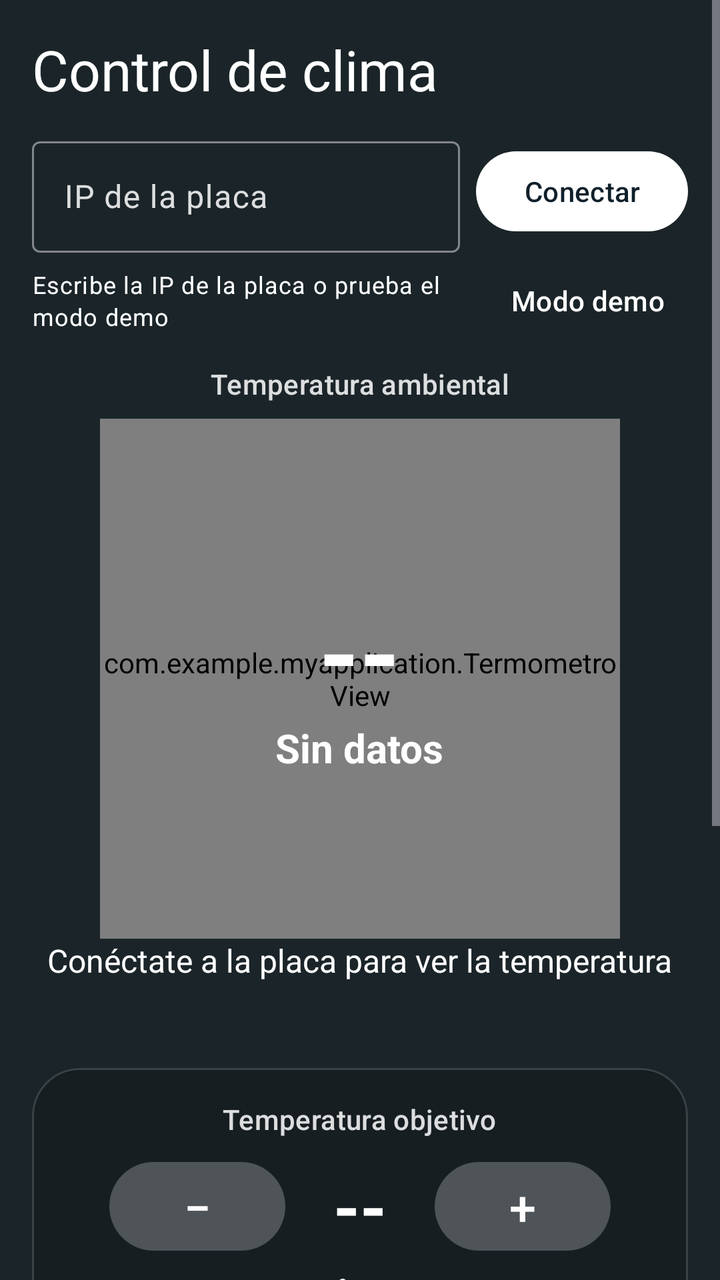
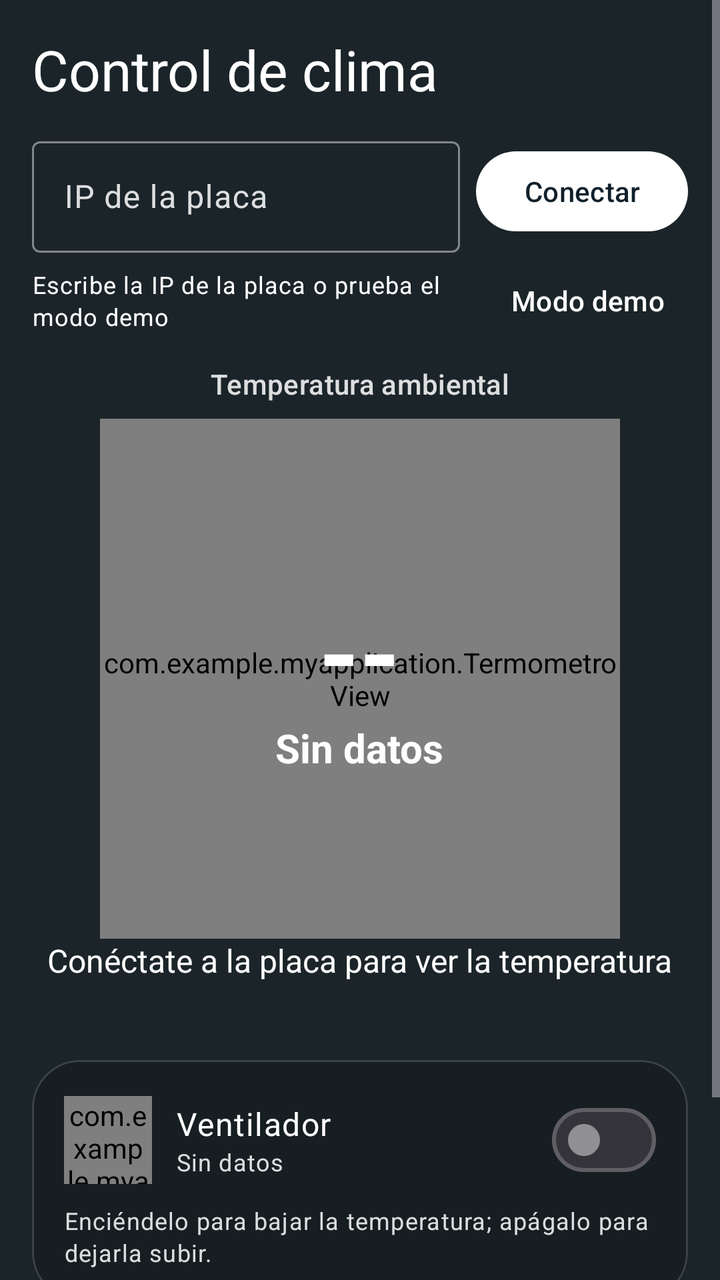

Before-and-after screenshots of an Android layout around one commit, followed by the original layout XML and the change that was made.
<!-- AndroidManifest.xml: application theme Theme.MyApplication -->
<!-- res/layout/activity_main.xml -->
<?xml version="1.0" encoding="utf-8"?>
<ScrollView xmlns:android="http://schemas.android.com/apk/res/android"
    xmlns:app="http://schemas.android.com/apk/res-auto"
    xmlns:tools="http://schemas.android.com/tools"
    android:id="@+id/main"
    android:layout_width="match_parent"
    android:layout_height="match_parent"
    android:fillViewport="true"
    android:fitsSystemWindows="true"
    tools:background="#1565C0"
    tools:context=".MainActivity">

    
    <LinearLayout
        android:id="@+id/contenido"
        style="@style/AnchoContenido"
        android:layout_height="wrap_content"
        android:orientation="vertical"
        android:padding="16dp">

        <TextView
            android:layout_width="wrap_content"
            android:layout_height="wrap_content"
            android:text="@string/titulo_principal"
            android:textAppearance="?attr/textAppearanceHeadlineMedium"
            android:textColor="@color/blanco" />

        
        <LinearLayout
            android:layout_width="match_parent"
            android:layout_height="wrap_content"
            android:layout_marginTop="12dp"
            android:gravity="center_vertical"
            android:orientation="horizontal">

            <com.google.android.material.textfield.TextInputLayout
                style="@style/Widget.Material3.TextInputLayout.OutlinedBox"
                android:layout_width="0dp"
                android:layout_height="wrap_content"
                android:layout_weight="1"
                android:hint="@string/hint_ip">

                
                <com.google.android.material.textfield.TextInputEditText
                    android:id="@+id/etIp"
                    android:layout_width="match_parent"
                    android:layout_height="wrap_content"
                    android:imeOptions="actionDone"
                    android:importantForAutofill="no"
                    android:inputType="textUri"
                    android:maxWidth="488dp"
                    android:maxLines="1"
                    android:textColor="@color/blanco" />
            </com.google.android.material.textfield.TextInputLayout>

            <Button
                android:id="@+id/btnConectar"
                android:layout_width="wrap_content"
                android:layout_height="wrap_content"
                android:layout_marginStart="8dp"
                android:text="@string/conectar" />
        </LinearLayout>

        <LinearLayout
            android:layout_width="match_parent"
            android:layout_height="wrap_content"
            android:gravity="center_vertical"
            android:orientation="horizontal">

            <TextView
                android:id="@+id/tvConexion"
                android:layout_width="0dp"
                android:layout_height="wrap_content"
                android:layout_weight="1"
                android:text="@string/conexion_escribe_ip"
                android:textAppearance="?attr/textAppearanceBodySmall"
                android:textColor="@color/blanco" />

            <Button
                android:id="@+id/btnDemo"
                style="@style/Widget.Material3.Button.TextButton"
                android:layout_width="wrap_content"
                android:layout_height="wrap_content"
                android:text="@string/modo_demo" />
        </LinearLayout>

        <TextView
            android:id="@+id/tvError"
            android:layout_width="match_parent"
            android:layout_height="wrap_content"
            android:textColor="@color/aviso"
            android:visibility="gone" />

        
        <LinearLayout
            android:layout_width="match_parent"
            android:layout_height="wrap_content"
            android:layout_marginTop="8dp"
            android:gravity="center_horizontal"
            android:orientation="vertical">

            <TextView
                android:layout_width="wrap_content"
                android:layout_height="wrap_content"
                android:layout_marginBottom="8dp"
                android:text="@string/temperatura_ambiental"
                android:textAppearance="?attr/textAppearanceLabelLarge"
                android:textColor="@color/blanco_suave" />

            
            <FrameLayout
                android:layout_width="260dp"
                android:layout_height="260dp">

                <com.example.myapplication.TermometroView
                    android:id="@+id/termometro"
                    android:layout_width="match_parent"
                    android:layout_height="match_parent" />

                <LinearLayout
                    android:layout_width="wrap_content"
                    android:layout_height="wrap_content"
                    android:layout_gravity="center"
                    android:gravity="center_horizontal"
                    android:orientation="vertical">

                    
                    <TextView
                        android:id="@+id/tvTemperatura"
                        android:layout_width="wrap_content"
                        android:layout_height="wrap_content"
                        android:fontFeatureSettings="tnum"
                        android:text="@string/sin_valor"
                        android:textColor="@color/blanco"
                        android:textSize="52sp"
                        android:textStyle="bold" />

                    <TextView
                        android:id="@+id/tvEstado"
                        android:layout_width="wrap_content"
                        android:layout_height="wrap_content"
                        android:text="@string/nivel_sin_datos"
                        android:textColor="@color/blanco"
                        android:textSize="20sp"
                        android:textStyle="bold" />
                </LinearLayout>
            </FrameLayout>

            <TextView
                android:id="@+id/tvDetalle"
                android:layout_width="wrap_content"
                android:layout_height="wrap_content"
                android:gravity="center"
                android:text="@string/detalle_conectate"
                android:textColor="@color/blanco"
                android:textSize="16sp" />

            <TextView
                android:id="@+id/tvHumedad"
                android:layout_width="wrap_content"
                android:layout_height="wrap_content"
                android:layout_marginTop="4dp"
                android:textColor="@color/blanco_suave"
                android:textSize="14sp" />
        </LinearLayout>

        
        <com.google.android.material.card.MaterialCardView
            style="@style/TarjetaVidrio"
            android:layout_width="match_parent"
            android:layout_height="wrap_content"
            android:layout_marginTop="20dp">

            <LinearLayout
                android:layout_width="match_parent"
                android:layout_height="wrap_content"
                android:gravity="center_horizontal"
                android:orientation="vertical"
                android:padding="16dp">

                
                <TextView
                    android:layout_width="wrap_content"
                    android:layout_height="wrap_content"
                    android:labelFor="@id/slObjetivo"
                    android:text="@string/objetivo_titulo"
                    android:textAppearance="?attr/textAppearanceLabelLarge"
                    android:textColor="@color/blanco_suave" />

                <LinearLayout
                    android:layout_width="wrap_content"
                    android:layout_height="wrap_content"
                    android:layout_marginTop="8dp"
                    android:gravity="center_vertical"
                    android:orientation="horizontal">

                    <Button
                        android:id="@+id/btnBajar"
                        style="@style/Widget.Material3.Button.TonalButton"
                        android:layout_width="wrap_content"
                        android:layout_height="wrap_content"
                        android:contentDescription="@string/desc_bajar"
                        android:text="@string/bajar"
                        android:textSize="24sp" />

                    <TextView
                        android:id="@+id/tvObjetivo"
                        android:layout_width="wrap_content"
                        android:layout_height="wrap_content"
                        android:layout_marginStart="24dp"
                        android:layout_marginEnd="24dp"
                        android:fontFeatureSettings="tnum"
                        android:text="@string/sin_valor"
                        android:textColor="@color/blanco"
                        android:textSize="34sp"
                        android:textStyle="bold" />

                    <Button
                        android:id="@+id/btnSubir"
                        style="@style/Widget.Material3.Button.TonalButton"
                        android:layout_width="wrap_content"
                        android:layout_height="wrap_content"
                        android:contentDescription="@string/desc_subir"
                        android:text="@string/subir"
                        android:textSize="24sp" />
                </LinearLayout>

                
                <com.google.android.material.slider.Slider
                    android:id="@+id/slObjetivo"
                    android:layout_width="match_parent"
                    android:layout_height="wrap_content"
                    android:layout_marginTop="8dp"
                    android:stepSize="1"
                    android:value="24"
                    android:valueFrom="10"
                    android:valueTo="40"
                    app:tickVisible="false"
                    app:trackColorInactive="@color/vidrio_fuerte" />

                <LinearLayout
                    android:layout_width="match_parent"
                    android:layout_height="wrap_content"
                    android:orientation="horizontal">

                    <TextView
                        android:layout_width="0dp"
                        android:layout_height="wrap_content"
                        android:layout_weight="1"
                        android:text="@string/escala_min"
                        android:textAppearance="?attr/textAppearanceBodySmall"
                        android:textColor="@color/escala_frio" />

                    <TextView
                        android:layout_width="wrap_content"
                        android:layout_height="wrap_content"
                        android:text="@string/escala_max"
                        android:textAppearance="?attr/textAppearanceBodySmall"
                        android:textColor="@color/escala_calor" />
                </LinearLayout>
            </LinearLayout>
        </com.google.android.material.card.MaterialCardView>

        
        <com.google.android.material.card.MaterialCardView
            style="@style/TarjetaVidrio"
            android:layout_width="match_parent"
            android:layout_height="wrap_content"
            android:layout_marginTop="16dp">

            <LinearLayout
                android:layout_width="match_parent"
                android:layout_height="wrap_content"
                android:orientation="vertical"
                android:padding="16dp">

                <LinearLayout
                    android:layout_width="match_parent"
                    android:layout_height="wrap_content"
                    android:gravity="center_vertical"
                    android:orientation="horizontal">

                    <com.example.myapplication.VentiladorView
                        android:id="@+id/ventiladorIcono"
                        android:layout_width="44dp"
                        android:layout_height="44dp"
                        android:importantForAccessibility="no" />

                    <LinearLayout
                        android:layout_width="0dp"
                        android:layout_height="wrap_content"
                        android:layout_marginStart="12dp"
                        android:layout_weight="1"
                        android:orientation="vertical">

                        <TextView
                            android:layout_width="wrap_content"
                            android:layout_height="wrap_content"
                            android:text="@string/ventilador"
                            android:textAppearance="?attr/textAppearanceBodyLarge"
                            android:textColor="@color/blanco" />

                        <TextView
                            android:id="@+id/tvVentiladorEstado"
                            android:layout_width="wrap_content"
                            android:layout_height="wrap_content"
                            android:text="@string/sin_datos"
                            android:textAppearance="?attr/textAppearanceBodySmall"
                            android:textColor="@color/blanco_suave" />
                    </LinearLayout>

                    
                    <com.google.android.material.materialswitch.MaterialSwitch
                        android:id="@+id/swVentilador"
                        android:layout_width="wrap_content"
                        android:layout_height="wrap_content"
                        android:layout_marginStart="16dp"
                        android:contentDescription="@string/desc_switch_ventilador" />
                </LinearLayout>

                <LinearLayout
                    android:layout_width="match_parent"
                    android:layout_height="wrap_content"
                    android:layout_marginTop="12dp"
                    android:gravity="center_vertical"
                    android:orientation="horizontal">

                    <LinearLayout
                        android:layout_width="0dp"
                        android:layout_height="wrap_content"
                        android:layout_weight="1"
                        android:orientation="vertical">

                        <TextView
                            android:layout_width="wrap_content"
                            android:layout_height="wrap_content"
                            android:text="@string/modo_auto"
                            android:textAppearance="?attr/textAppearanceBodyLarge"
                            android:textColor="@color/blanco" />

                        <TextView
                            android:layout_width="wrap_content"
                            android:layout_height="wrap_content"
                            android:text="@string/modo_auto_ayuda"
                            android:textAppearance="?attr/textAppearanceBodySmall"
                            android:textColor="@color/blanco_suave" />
                    </LinearLayout>

                    <com.google.android.material.materialswitch.MaterialSwitch
                        android:id="@+id/swAuto"
                        android:layout_width="wrap_content"
                        android:layout_height="wrap_content"
                        android:layout_marginStart="16dp"
                        android:contentDescription="@string/desc_switch_auto" />
                </LinearLayout>
            </LinearLayout>
        </com.google.android.material.card.MaterialCardView>

        
        <Button
            android:id="@+id/btnVerHistorial"
            style="@style/Widget.Material3.Button.OutlinedButton"
            android:layout_width="wrap_content"
            android:layout_height="wrap_content"
            android:layout_gravity="center_horizontal"
            android:layout_marginTop="16dp"
            android:layout_marginBottom="16dp"
            android:text="@string/ver_historial" />
    </LinearLayout>
</ScrollView>
<!-- resources referenced by this layout -->
<resources>
  <color name="aviso">#FFFFD54F</color>
  <color name="blanco">#FFFFFFFF</color>
  <color name="blanco_suave">#D9FFFFFF</color>
  <color name="escala_calor">#FFFFCCBC</color>
  <color name="escala_frio">#FFB3E5FC</color>
  <color name="vidrio_fuerte">#3DFFFFFF</color>
  <string name="bajar">−</string>
  <string name="conectar">Conectar</string>
  <string name="conexion_escribe_ip">Escribe la IP de la placa o prueba el modo demo</string>
  <string name="desc_bajar">Bajar la temperatura objetivo</string>
  <string name="desc_subir">Subir la temperatura objetivo</string>
  <string name="desc_switch_auto">Activar o desactivar el modo automático</string>
  <string name="desc_switch_ventilador">Encender o apagar el ventilador</string>
  <string name="detalle_conectate">Conéctate a la placa para ver la temperatura</string>
  <string name="escala_max">(caliente) 40 °C</string>
  <string name="escala_min">10 °C (frío)</string>
  <string name="hint_ip">IP de la placa</string>
  <string name="modo_auto">Modo automático</string>
  <string name="modo_auto_ayuda">La placa prende el ventilador cuando se pasa del objetivo. Si lo manejas a mano, se desactiva.</string>
  <string name="modo_demo">Modo demo</string>
  <string name="nivel_sin_datos">Sin datos</string>
  <string name="objetivo_titulo">Temperatura objetivo</string>
  <string name="sin_datos">Sin datos</string>
  <string name="sin_valor">--</string>
  <string name="subir">+</string>
  <string name="temperatura_ambiental">Temperatura ambiental</string>
  <string name="titulo_principal">Control de clima</string>
  <string name="ventilador">Ventilador</string>
  <string name="ver_historial">Ver historial y parámetros</string>
  <style name="AnchoContenido">
          <item name="android:layout_width">match_parent</item>
          <item name="android:layout_gravity">center_horizontal</item>
      </style>
  <style name="TarjetaVidrio" parent="Widget.Material3.CardView.Outlined">
          <item name="cardBackgroundColor">@color/vidrio</item>
          <item name="strokeColor">@color/vidrio_borde</item>
          <item name="strokeWidth">1dp</item>
          <item name="cardElevation">0dp</item>
          <item name="cardCornerRadius">24dp</item>
      </style>
  <style name="Theme.MyApplication" parent="Base.Theme.MyApplication" />
  <color name="vidrio">#2E000000</color>
  <color name="vidrio_borde">#29FFFFFF</color>
  <style name="Base.Theme.MyApplication" parent="Theme.Material3.Dark.NoActionBar">
          <item name="colorPrimary">@color/blanco</item>
          <item name="colorOnPrimary">@color/tinta</item>
          <item name="colorSecondaryContainer">@color/vidrio_fuerte</item>
          <item name="colorOnSecondaryContainer">@color/blanco</item>
          <item name="colorOnSurface">@color/blanco</item>
          <item name="colorOnSurfaceVariant">@color/blanco_suave</item>
          <item name="colorOutline">@color/blanco_tenue</item>
          <item name="colorError">@color/aviso</item>
          <item name="android:windowBackground">@color/fondo_inicial</item>
      </style>
  <color name="tinta">#FF10202B</color>
  <color name="blanco_tenue">#73FFFFFF</color>
  <color name="fondo_inicial">#FF1B2529</color>
</resources>

<!-- the commit's change to res/layout/activity_main.xml (unified diff, before → after) -->
@@ -166,74 +166,44 @@
 
         
         <com.google.android.material.card.MaterialCardView
+            android:id="@+id/cardSimulacion"
             style="@style/TarjetaVidrio"
             android:layout_width="match_parent"
             android:layout_height="wrap_content"
-            android:layout_marginTop="20dp">
+            android:layout_marginTop="16dp"
+            android:visibility="gone">
 
             <LinearLayout
                 android:layout_width="match_parent"
                 android:layout_height="wrap_content"
-                android:gravity="center_horizontal"
                 android:orientation="vertical"
                 android:padding="16dp">
 
-                
                 <TextView
                     android:layout_width="wrap_content"
                     android:layout_height="wrap_content"
-                    android:labelFor="@id/slObjetivo"
-                    android:text="@string/objetivo_titulo"
-                    android:textAppearance="?attr/textAppearanceLabelLarge"
-                    android:textColor="@color/blanco_suave" />
-
-                <LinearLayout
+                    android:text="@string/simulacion_titulo"
+                    android:textColor="@color/blanco"
+                    android:textSize="16sp"
+                    android:textStyle="bold" />
+
+                <TextView
                     android:layout_width="wrap_content"
                     android:layout_height="wrap_content"
-                    android:layout_marginTop="8dp"
-                    android:gravity="center_vertical"
-                    android:orientation="horizontal">
-
-                    <Button
-                        android:id="@+id/btnBajar"
-                        style="@style/Widget.Material3.Button.TonalButton"
-                        android:layout_width="wrap_content"
-                        android:layout_height="wrap_content"
-                        android:contentDescription="@string/desc_bajar"
-                        android:text="@string/bajar"
-                        android:textSize="24sp" />
-
-                    <TextView
-                        android:id="@+id/tvObjetivo"
-                        android:layout_width="wrap_content"
-                        android:layout_height="wrap_content"
-                        android:layout_marginStart="24dp"
-                        android:layout_marginEnd="24dp"
-                        android:fontFeatureSettings="tnum"
-                        android:text="@string/sin_valor"
-                        android:textColor="@color/blanco"
-                        android:textSize="34sp"
-                        android:textStyle="bold" />
-
-                    <Button
-                        android:id="@+id/btnSubir"
-                        style="@style/Widget.Material3.Button.TonalButton"
-                        android:layout_width="wrap_content"
-                        android:layout_height="wrap_content"
-                        android:contentDescription="@string/desc_subir"
-                        android:text="@string/subir"
-                        android:textSize="24sp" />
-                </LinearLayout>
-
-                
+                    android:layout_marginTop="2dp"
+                    android:text="@string/simulacion_ayuda"
+                    android:textColor="@color/blanco_suave"
+                    android:textSize="13sp" />
+
                 <com.google.android.material.slider.Slider
-                    android:id="@+id/slObjetivo"
-                    android:layout_width="match_parent"
-                    android:layout_height="wrap_content"
-                    android:layout_marginTop="8dp"
+                    android:id="@+id/slSimulacion"
+                    android:layout_width="match_parent"
+                    android:layout_height="wrap_content"
+                    android:layout_marginTop="4dp"
+                    android:contentDescription="@string/desc_simulacion"
                     android:stepSize="1"
-                    android:value="24"
-                    android:valueFrom="10"
+                    android:value="23"
+                    android:valueFrom="5"
                     android:valueTo="40"
                     app:tickVisible="false"
                     app:trackColorInactive="@color/vidrio_fuerte" />
@@ -247,16 +217,16 @@
                         android:layout_width="0dp"
                         android:layout_height="wrap_content"
                         android:layout_weight="1"
-                        android:text="@string/escala_min"
-                        android:textAppearance="?attr/textAppearanceBodySmall"
-                        android:textColor="@color/escala_frio" />
+                        android:text="@string/simulacion_min"
+                        android:textColor="@color/blanco_tenue"
+                        android:textSize="12sp" />
 
                     <TextView
                         android:layout_width="wrap_content"
                         android:layout_height="wrap_content"
-                        android:text="@string/escala_max"
-                        android:textAppearance="?attr/textAppearanceBodySmall"
-                        android:textColor="@color/escala_calor" />
+                        android:text="@string/simulacion_max"
+                        android:textColor="@color/blanco_tenue"
+                        android:textSize="12sp" />
                 </LinearLayout>
             </LinearLayout>
         </com.google.android.material.card.MaterialCardView>
@@ -318,41 +288,13 @@
                         android:contentDescription="@string/desc_switch_ventilador" />
                 </LinearLayout>
 
-                <LinearLayout
-                    android:layout_width="match_parent"
-                    android:layout_height="wrap_content"
-                    android:layout_marginTop="12dp"
-                    android:gravity="center_vertical"
-                    android:orientation="horizontal">
-
-                    <LinearLayout
-                        android:layout_width="0dp"
-                        android:layout_height="wrap_content"
-                        android:layout_weight="1"
-                        android:orientation="vertical">
-
-                        <TextView
-                            android:layout_width="wrap_content"
-                            android:layout_height="wrap_content"
-                            android:text="@string/modo_auto"
-                            android:textAppearance="?attr/textAppearanceBodyLarge"
-                            android:textColor="@color/blanco" />
-
-                        <TextView
-                            android:layout_width="wrap_content"
-                            android:layout_height="wrap_content"
-                            android:text="@string/modo_auto_ayuda"
-                            android:textAppearance="?attr/textAppearanceBodySmall"
-                            android:textColor="@color/blanco_suave" />
-                    </LinearLayout>
-
-                    <com.google.android.material.materialswitch.MaterialSwitch
-                        android:id="@+id/swAuto"
-                        android:layout_width="wrap_content"
-                        android:layout_height="wrap_content"
-                        android:layout_marginStart="16dp"
-                        android:contentDescription="@string/desc_switch_auto" />
-                </LinearLayout>
+                <TextView
+                    android:layout_width="wrap_content"
+                    android:layout_height="wrap_content"
+                    android:layout_marginTop="8dp"
+                    android:text="@string/ventilador_ayuda"
+                    android:textAppearance="?attr/textAppearanceBodySmall"
+                    android:textColor="@color/blanco_suave" />
             </LinearLayout>
         </com.google.android.material.card.MaterialCardView>
 
<!-- resource entries referenced after the edit -->
@@ -3,31 +3,25 @@
   <color name="aviso">#FFFFD54F</color>
   <color name="blanco">#FFFFFFFF</color>
   <color name="blanco_suave">#D9FFFFFF</color>
-  <color name="escala_calor">#FFFFCCBC</color>
-  <color name="escala_frio">#FFB3E5FC</color>
   <color name="vidrio_fuerte">#3DFFFFFF</color>
-  <string name="bajar">−</string>
   <string name="conectar">Conectar</string>
   <string name="conexion_escribe_ip">Escribe la IP de la placa o prueba el modo demo</string>
-  <string name="desc_bajar">Bajar la temperatura objetivo</string>
-  <string name="desc_subir">Subir la temperatura objetivo</string>
-  <string name="desc_switch_auto">Activar o desactivar el modo automático</string>
+  <string name="desc_simulacion">Temperatura simulada</string>
   <string name="desc_switch_ventilador">Encender o apagar el ventilador</string>
   <string name="detalle_conectate">Conéctate a la placa para ver la temperatura</string>
-  <string name="escala_max">(caliente) 40 °C</string>
-  <string name="escala_min">10 °C (frío)</string>
   <string name="hint_ip">IP de la placa</string>
-  <string name="modo_auto">Modo automático</string>
-  <string name="modo_auto_ayuda">La placa prende el ventilador cuando se pasa del objetivo. Si lo manejas a mano, se desactiva.</string>
   <string name="modo_demo">Modo demo</string>
   <string name="nivel_sin_datos">Sin datos</string>
-  <string name="objetivo_titulo">Temperatura objetivo</string>
+  <string name="simulacion_ayuda">Mueve la barra para fijar la temperatura de la habitación simulada.</string>
+  <string name="simulacion_max">40 °C</string>
+  <string name="simulacion_min">5 °C</string>
+  <string name="simulacion_titulo">Simulación (modo demo)</string>
   <string name="sin_datos">Sin datos</string>
   <string name="sin_valor">--</string>
-  <string name="subir">+</string>
   <string name="temperatura_ambiental">Temperatura ambiental</string>
   <string name="titulo_principal">Control de clima</string>
   <string name="ventilador">Ventilador</string>
+  <string name="ventilador_ayuda">Enciéndelo para bajar la temperatura; apágalo para dejarla subir.</string>
   <string name="ver_historial">Ver historial y parámetros</string>
   <style name="AnchoContenido">
           <item name="android:layout_width">match_parent</item>
